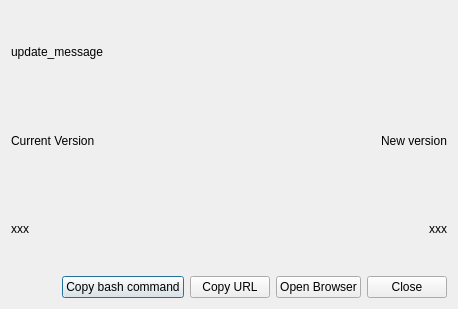
giacomogroppi/writernote-qt, file src/windows/showmessageupdate.ui: the form before one commit.
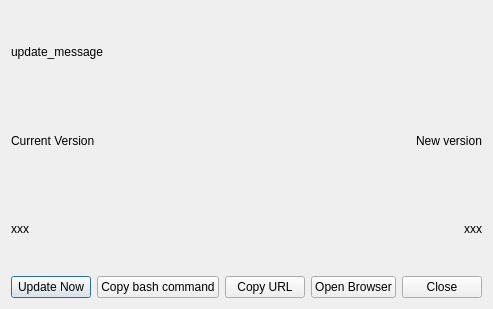
The form after the commit.

```diff
--- a/src/windows/showmessageupdate.ui
+++ b/src/windows/showmessageupdate.ui
@@ -98,6 +98,13 @@
        </property>
       </spacer>
      </item>
+     <item>
+      <widget class="QPushButton" name="pushButton_update_now">
+       <property name="text">
+        <string>Update Now</string>
+       </property>
+      </widget>
+     </item>
      <item>
       <widget class="QPushButton" name="pushButton_terminal_command">
        <property name="text">
```
